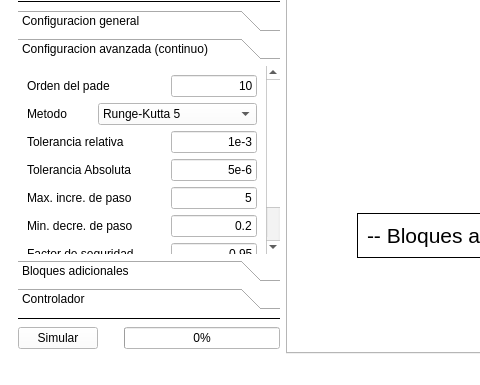
Before: the Qt Designer form Main aplication/VentanaPrincipal.ui in ezalorpro/LaboratorioDeControl, drawn with Qt 5; both pictures show x 0 to 480 and y 310 to 695 of the 1426 by 695 pixel window.
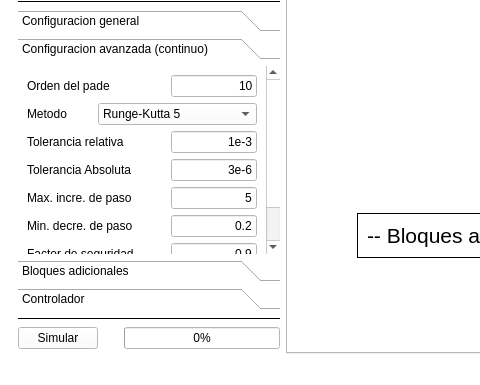
After: the same form once the commit is applied. The open tabs and pages were chosen to show the change. Icons and pictures are not drawn. Custom widgets are drawn as their Qt base class.

Patch:
```diff
--- a/Main aplication/VentanaPrincipal.ui
+++ b/Main aplication/VentanaPrincipal.ui
@@ -8592,7 +8592,7 @@
               <rect>
                <x>0</x>
                <y>0</y>
-               <width>223</width>
+               <width>245</width>
                <height>239</height>
               </rect>
              </property>
@@ -8759,7 +8759,7 @@
                    </size>
                   </property>
                   <property name="text">
-                   <string>0.95</string>
+                   <string>0.9</string>
                   </property>
                   <property name="alignment">
                    <set>Qt::AlignRight|Qt::AlignTrailing|Qt::AlignVCenter</set>
@@ -8897,7 +8897,7 @@
                    </size>
                   </property>
                   <property name="text">
-                   <string>5e-6</string>
+                   <string>3e-6</string>
                   </property>
                   <property name="alignment">
                    <set>Qt::AlignRight|Qt::AlignTrailing|Qt::AlignVCenter</set>
```
